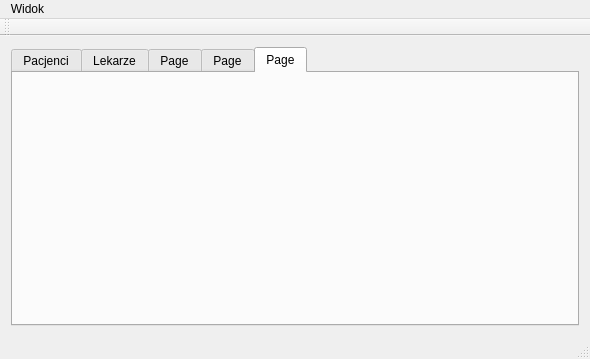
Above: mainwindow.ui from Ballslayer/NetezzaPoradnia before the change. Below: the same form after it.
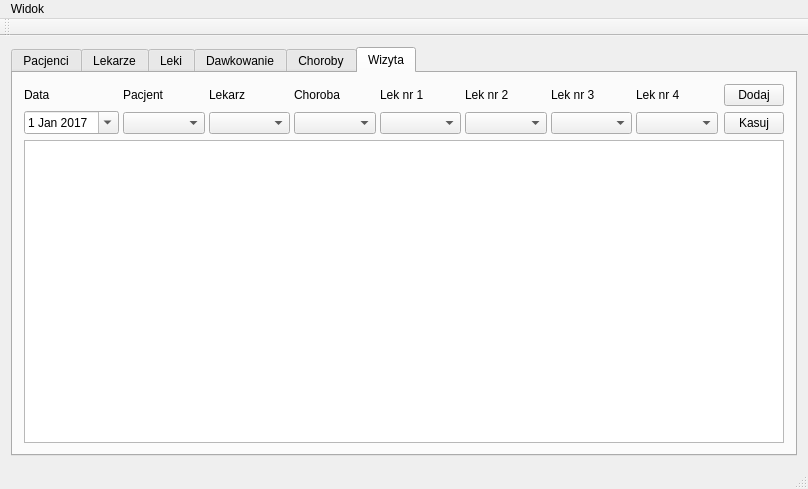
That is the form after the change. The open tabs and pages were chosen to show the change.

The edit to the form file:
```diff
--- a/mainwindow.ui
+++ b/mainwindow.ui
@@ -6,8 +6,8 @@
    <rect>
     <x>0</x>
     <y>0</y>
-    <width>590</width>
-    <height>359</height>
+    <width>808</width>
+    <height>489</height>
    </rect>
   </property>
   <property name="windowTitle">
@@ -218,18 +218,344 @@
       </widget>
       <widget class="QWidget" name="Leki">
        <attribute name="title">
-        <string>Page</string>
+        <string>Leki</string>
        </attribute>
       </widget>
       <widget class="QWidget" name="Dawkowanie">
        <attribute name="title">
-        <string>Page</string>
+        <string>Dawkowanie</string>
        </attribute>
       </widget>
       <widget class="QWidget" name="Choroby">
        <attribute name="title">
-        <string>Page</string>
+        <string>Choroby</string>
        </attribute>
+       <widget class="QWidget" name="layoutWidget_2">
+        <property name="geometry">
+         <rect>
+          <x>9</x>
+          <y>9</y>
+          <width>690</width>
+          <height>83</height>
+         </rect>
+        </property>
+        <layout class="QHBoxLayout" name="horizontalLayout_3">
+         <item>
+          <layout class="QGridLayout" name="gridLayout_10">
+           <item row="0" column="1">
+            <widget class="QLabel" name="label_20">
+             <property name="text">
+              <string>Objawy</string>
+             </property>
+            </widget>
+           </item>
+           <item row="0" column="2">
+            <widget class="QLabel" name="label_19">
+             <property name="text">
+              <string>Opis</string>
+             </property>
+            </widget>
+           </item>
+           <item row="0" column="0">
+            <widget class="QLabel" name="label_18">
+             <property name="text">
+              <string>Nazwa choroby</string>
+             </property>
+            </widget>
+           </item>
+           <item row="1" column="1">
+            <widget class="QPlainTextEdit" name="plainTextEditObjawyChoroby">
+             <property name="sizePolicy">
+              <sizepolicy hsizetype="Preferred" vsizetype="Preferred">
+               <horstretch>0</horstretch>
+               <verstretch>0</verstretch>
+              </sizepolicy>
+             </property>
+             <property name="maximumSize">
+              <size>
+               <width>16777215</width>
+               <height>60</height>
+              </size>
+             </property>
+            </widget>
+           </item>
+           <item row="1" column="2">
+            <widget class="QPlainTextEdit" name="plainTextEditOpisChoroby">
+             <property name="sizePolicy">
+              <sizepolicy hsizetype="Preferred" vsizetype="Preferred">
+               <horstretch>0</horstretch>
+               <verstretch>0</verstretch>
+              </sizepolicy>
+             </property>
+             <property name="maximumSize">
+              <size>
+               <width>16777215</width>
+               <height>60</height>
+              </size>
+             </property>
+            </widget>
+           </item>
+           <item row="1" column="0">
+            <layout class="QVBoxLayout" name="verticalLayout_9">
+             <item>
+              <widget class="QLineEdit" name="lineEdit_16nazwaChoroby"/>
+             </item>
+             <item>
+              <widget class="QPushButton" name="pushButton_DodajChorobe">
+               <property name="text">
+                <string>Dodaj</string>
+               </property>
+              </widget>
+             </item>
+            </layout>
+           </item>
+          </layout>
+         </item>
+         <item>
+          <layout class="QVBoxLayout" name="verticalLayout_7">
+           <item>
+            <widget class="QComboBox" name="comboBoxChorobaDoKasowania"/>
+           </item>
+           <item>
+            <widget class="QPushButton" name="pushButton_KasujChorobe">
+             <property name="text">
+              <string>Kasuj</string>
+             </property>
+            </widget>
+           </item>
+          </layout>
+         </item>
+        </layout>
+       </widget>
+       <widget class="QTableView" name="tableView_5">
+        <property name="geometry">
+         <rect>
+          <x>220</x>
+          <y>170</y>
+          <width>256</width>
+          <height>192</height>
+         </rect>
+        </property>
+        <property name="editTriggers">
+         <set>QAbstractItemView::NoEditTriggers</set>
+        </property>
+        <property name="dragDropOverwriteMode">
+         <bool>false</bool>
+        </property>
+        <property name="alternatingRowColors">
+         <bool>true</bool>
+        </property>
+        <property name="selectionBehavior">
+         <enum>QAbstractItemView::SelectRows</enum>
+        </property>
+        <property name="gridStyle">
+         <enum>Qt::DotLine</enum>
+        </property>
+        <property name="sortingEnabled">
+         <bool>true</bool>
+        </property>
+        <attribute name="horizontalHeaderCascadingSectionResizes">
+         <bool>true</bool>
+        </attribute>
+        <attribute name="horizontalHeaderDefaultSectionSize">
+         <number>130</number>
+        </attribute>
+        <attribute name="horizontalHeaderMinimumSectionSize">
+         <number>40</number>
+        </attribute>
+        <attribute name="horizontalHeaderStretchLastSection">
+         <bool>true</bool>
+        </attribute>
+       </widget>
+      </widget>
+      <widget class="QWidget" name="Wizyta">
+       <attribute name="title">
+        <string>Wizyta</string>
+       </attribute>
+       <layout class="QVBoxLayout" name="verticalLayout_23">
+        <item>
+         <layout class="QHBoxLayout" name="horizontalLayout_9" stretch="90,6">
+          <item>
+           <layout class="QHBoxLayout" name="horizontalLayout_8">
+            <property name="spacing">
+             <number>4</number>
+            </property>
+            <item>
+             <layout class="QVBoxLayout" name="verticalLayout_14">
+              <item>
+               <widget class="QLabel" name="label_13">
+                <property name="text">
+                 <string>Data</string>
+                </property>
+               </widget>
+              </item>
+              <item>
+               <widget class="QDateEdit" name="dateEdit">
+                <property name="dateTime">
+                 <datetime>
+                  <hour>0</hour>
+                  <minute>0</minute>
+                  <second>0</second>
+                  <year>2017</year>
+                  <month>1</month>
+                  <day>1</day>
+                 </datetime>
+                </property>
+                <property name="calendarPopup">
+                 <bool>true</bool>
+                </property>
+               </widget>
+              </item>
+             </layout>
+            </item>
+            <item>
+             <layout class="QVBoxLayout" name="verticalLayout_15">
+              <item>
+               <widget class="QLabel" name="label_23">
+                <property name="text">
+                 <string>Pacjent</string>
+                </property>
+               </widget>
+              </item>
+              <item>
+               <widget class="QComboBox" name="comboBox_wizytaPacjent"/>
+              </item>
+             </layout>
+            </item>
+            <item>
+             <layout class="QVBoxLayout" name="verticalLayout_16">
+              <item>
+               <widget class="QLabel" name="label_25">
+                <property name="text">
+                 <string>Lekarz</string>
+                </property>
+               </widget>
+              </item>
+              <item>
+               <widget class="QComboBox" name="comboBox_wizytaLekarz"/>
+              </item>
+             </layout>
+            </item>
+            <item>
+             <layout class="QVBoxLayout" name="verticalLayout_17">
+              <item>
+               <widget class="QLabel" name="label_26">
+                <property name="text">
+                 <string>Choroba</string>
+                </property>
+               </widget>
+              </item>
+              <item>
+               <widget class="QComboBox" name="comboBox_wizytaChoroba"/>
+              </item>
+             </layout>
+            </item>
+            <item>
+             <layout class="QVBoxLayout" name="verticalLayout_18">
+              <item>
+               <widget class="QLabel" name="label_27">
+                <property name="text">
+                 <string>Lek nr 1</string>
+                </property>
+               </widget>
+              </item>
+              <item>
+               <widget class="QComboBox" name="comboBox_wizytaLek"/>
+              </item>
+             </layout>
+            </item>
+            <item>
+             <layout class="QVBoxLayout" name="verticalLayout_19">
+              <item>
+               <widget class="QLabel" name="label_28">
+                <property name="text">
+                 <string>Lek nr 2</string>
+                </property>
+               </widget>
+              </item>
+              <item>
+               <widget class="QComboBox" name="comboBox_wizytaLek_2"/>
+              </item>
+             </layout>
+            </item>
+            <item>
+             <layout class="QVBoxLayout" name="verticalLayout_20">
+              <item>
+               <widget class="QLabel" name="label_29">
+                <property name="text">
+                 <string>Lek nr 3</string>
+                </property>
+               </widget>
+              </item>
+              <item>
+               <widget class="QComboBox" name="comboBox_wizytaLek_3"/>
+              </item>
+             </layout>
+            </item>
+            <item>
+             <layout class="QVBoxLayout" name="verticalLayout_21">
+              <item>
+               <widget class="QLabel" name="label_30">
+                <property name="text">
+                 <string>Lek nr 4</string>
+                </property>
+               </widget>
+              </item>
+              <item>
+               <widget class="QComboBox" name="comboBox_wizytaLek_4"/>
+              </item>
+             </layout>
+            </item>
+           </layout>
+          </item>
+          <item>
+           <layout class="QVBoxLayout" name="verticalLayout_22">
+            <item>
+             <widget class="QPushButton" name="pushButton_3">
+              <property name="minimumSize">
+               <size>
+                <width>60</width>
+                <height>0</height>
+               </size>
+              </property>
+              <property name="maximumSize">
+               <size>
+                <width>60</width>
+                <height>16777215</height>
+               </size>
+              </property>
+              <property name="text">
+               <string>Dodaj</string>
+              </property>
+             </widget>
+            </item>
+            <item>
+             <widget class="QPushButton" name="pushButton_4">
+              <property name="minimumSize">
+               <size>
+                <width>60</width>
+                <height>0</height>
+               </size>
+              </property>
+              <property name="maximumSize">
+               <size>
+                <width>60</width>
+                <height>16777215</height>
+               </size>
+              </property>
+              <property name="text">
+               <string>Kasuj</string>
+              </property>
+             </widget>
+            </item>
+           </layout>
+          </item>
+         </layout>
+        </item>
+        <item>
+         <widget class="QTableView" name="tableView_6wizyta"/>
+        </item>
+       </layout>
       </widget>
      </widget>
     </item>
@@ -240,7 +566,7 @@
     <rect>
      <x>0</x>
      <y>0</y>
-     <width>590</width>
+     <width>808</width>
      <height>20</height>
     </rect>
    </property>
```
Left out of the diff: 420 changed lines with no effect on the pictures.
